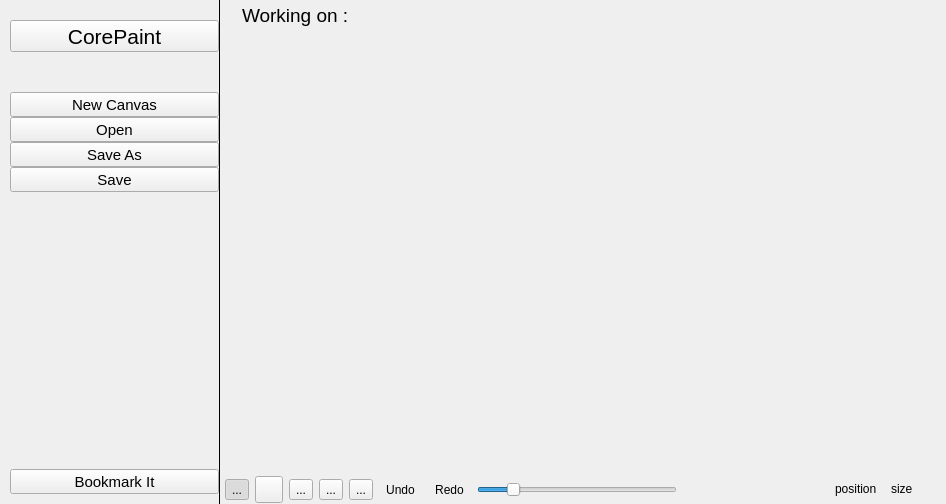
Above: app/corepaint/corepaint.ui from rahmanshaber/corebox before the change. Below: the same form after it.
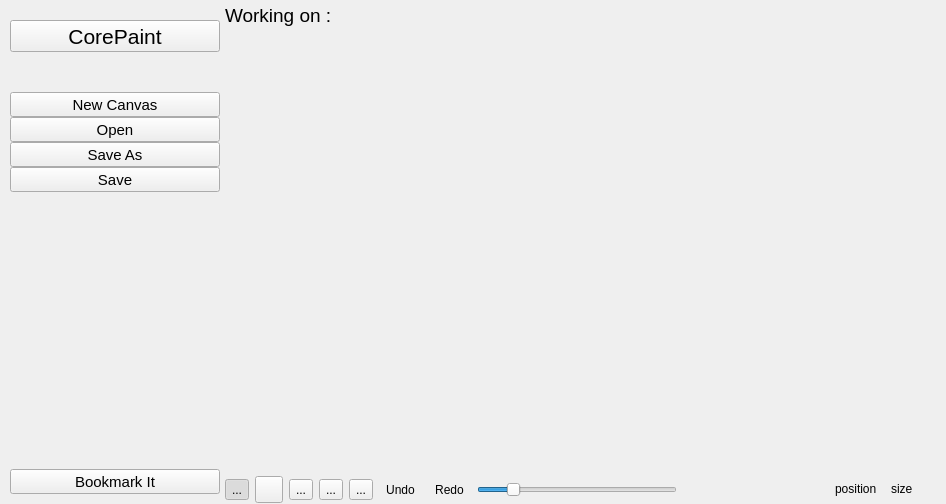
That is the form after the change. Icons and pictures are not drawn.

Diff of the .ui file:
```diff
--- a/app/corepaint/corepaint.ui
+++ b/app/corepaint/corepaint.ui
@@ -36,29 +36,7 @@
    <property name="spacing">
     <number>0</number>
    </property>
-   <item row="0" column="1" rowspan="4" colspan="2">
-    <widget class="Line" name="lines">
-     <property name="minimumSize">
-      <size>
-       <width>1</width>
-       <height>0</height>
-      </size>
-     </property>
-     <property name="maximumSize">
-      <size>
-       <width>1</width>
-       <height>16777215</height>
-      </size>
-     </property>
-     <property name="frameShadow">
-      <enum>QFrame::Plain</enum>
-     </property>
-     <property name="orientation">
-      <enum>Qt::Vertical</enum>
-     </property>
-    </widget>
-   </item>
-   <item row="1" column="2" colspan="2">
+   <item row="0" column="1" colspan="2">
     <widget class="QFrame" name="nameBar">
      <property name="minimumSize">
       <size>
@@ -89,7 +67,7 @@
        <number>4</number>
       </property>
       <property name="leftMargin">
-       <number>2</number>
+       <number>5</number>
       </property>
       <property name="topMargin">
        <number>0</number>
@@ -100,22 +78,6 @@
       <property name="bottomMargin">
        <number>0</number>
       </property>
-      <item>
-       <spacer name="horizontalSpacer_3">
-        <property name="orientation">
-         <enum>Qt::Horizontal</enum>
-        </property>
-        <property name="sizeType">
-         <enum>QSizePolicy::Fixed</enum>
-        </property>
-        <property name="sizeHint" stdset="0">
-         <size>
-          <width>20</width>
-          <height>20</height>
-         </size>
-        </property>
-       </spacer>
-      </item>
       <item>
        <widget class="QLabel" name="selectedsection">
         <property name="minimumSize">
@@ -168,7 +130,7 @@
      </layout>
     </widget>
    </item>
-   <item row="2" column="3">
+   <item row="1" column="2">
     <widget class="QTabWidget" name="paintTabs">
      <property name="tabPosition">
       <enum>QTabWidget::South</enum>
@@ -184,7 +146,7 @@
      </property>
     </widget>
    </item>
-   <item row="3" column="2" colspan="2">
+   <item row="2" column="1" colspan="2">
     <widget class="QFrame" name="statusBar">
      <property name="maximumSize">
       <size>
@@ -484,7 +446,7 @@
      </layout>
     </widget>
    </item>
-   <item row="1" column="0" rowspan="3">
+   <item row="0" column="0" rowspan="3">
     <widget class="QWidget" name="shortcut" native="true">
      <property name="sizePolicy">
       <sizepolicy hsizetype="Preferred" vsizetype="Preferred">
```
